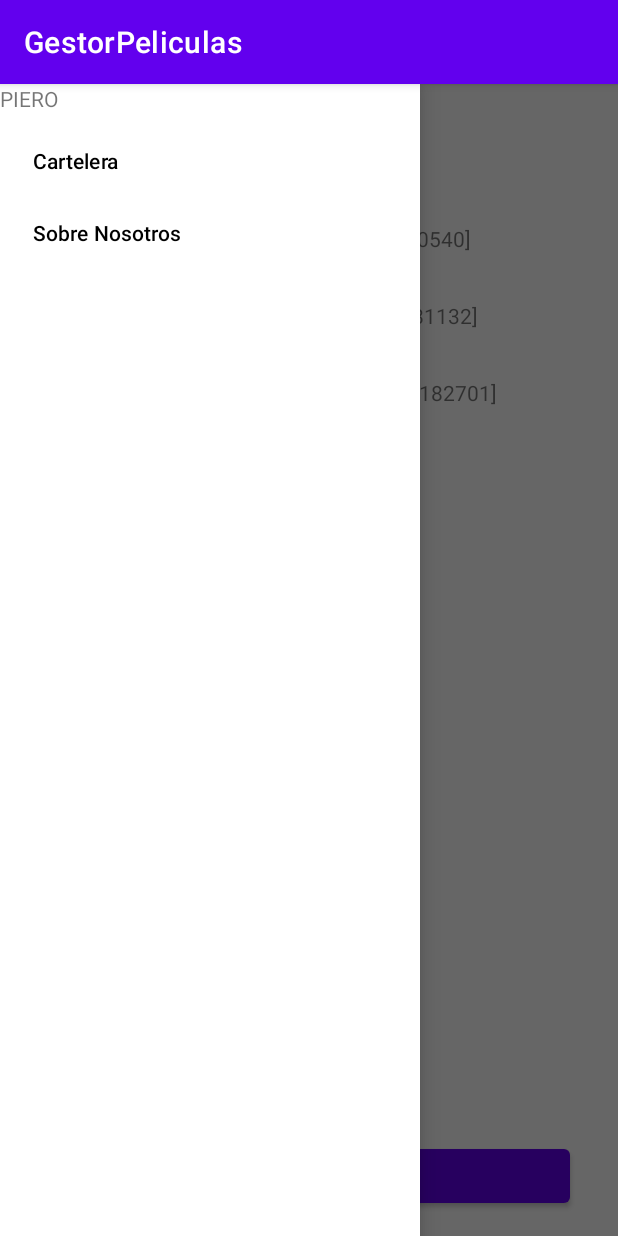
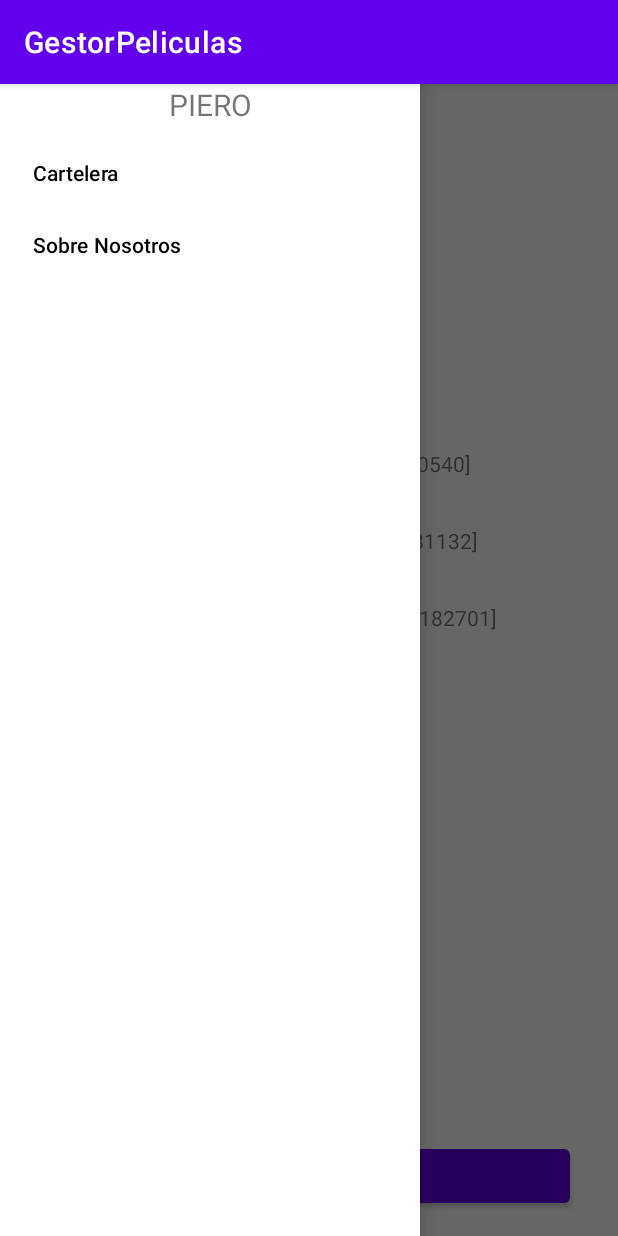
Before and after one commit to piero0090/PC02_Programovil, an Android app: the AboutFragment screen opened directly, with no data from a screen before it, with the side drawer open, on a phone screen of 412 x 824 dp. Run offline under Robolectric (Android 15) with nearby library versions, the phone set to English and light mode, and no system bars.

```diff
--- a/app/src/main/java/com/example/gestorpeliculas/Fragments/AboutFragment.kt
+++ b/app/src/main/java/com/example/gestorpeliculas/Fragments/AboutFragment.kt
@@ -7,15 +7,14 @@ import android.view.SurfaceControl
 import android.view.View
 import android.view.ViewGroup
 import android.widget.Button
+import android.widget.Toast
 import androidx.fragment.app.Fragment
 import androidx.fragment.app.FragmentTransaction
+import com.example.gestorpeliculas.LoginActivity
 import com.example.gestorpeliculas.MainActivity
 import com.example.gestorpeliculas.R
 
 class AboutFragment : Fragment(){
-
-  //  private var btnBackAbout: Button?=null
-    private val gotoSecondFG : Button?=null
 
     override fun onCreateView(
         inflater: LayoutInflater,
@@ -26,5 +25,14 @@ class AboutFragment : Fragment(){
         return inflater.inflate(R.layout.fragment_about, container, false)
     }
 
+    override fun onViewCreated(view: View, savedInstanceState: Bundle?) {
+        super.onViewCreated(view, savedInstanceState)
+        view.findViewById<Button>(R.id.btnRegresar).setOnClickListener{
+            val i: Intent=Intent()
+            i.setClass(requireContext(), LoginActivity::class.java)
+            startActivity(i)
+        }
+    }
+
 
 }
--- a/app/src/main/java/com/example/gestorpeliculas/LoginActivity.kt
+++ b/app/src/main/java/com/example/gestorpeliculas/LoginActivity.kt
@@ -21,7 +21,6 @@ class LoginActivity : Activity(){
         btnLogin?.setOnClickListener{v:View->
             val intent: Intent= Intent()
             intent.setClass(this, MainActivity::class.java)
-
             startActivity(intent)
         }
     }
--- a/app/src/main/res/layout/fragment_about.xml
+++ b/app/src/main/res/layout/fragment_about.xml
@@ -31,7 +31,7 @@
         android:id="@+id/textView6"
         android:layout_width="wrap_content"
         android:layout_height="wrap_content"
-        android:layout_marginTop="50dp"
+        android:layout_marginTop="200dp"
         android:text="Piero Cuzcano Tequén [20180540]"
         app:layout_constraintEnd_toEndOf="parent"
         app:layout_constraintStart_toStartOf="parent"
--- a/app/src/main/res/layout/header_layout.xml
+++ b/app/src/main/res/layout/header_layout.xml
@@ -1,11 +1,19 @@
 <?xml version="1.0" encoding="utf-8"?>
 <androidx.constraintlayout.widget.ConstraintLayout xmlns:android="http://schemas.android.com/apk/res/android"
+    xmlns:app="http://schemas.android.com/apk/res-auto"
+    xmlns:tools="http://schemas.android.com/tools"
     android:layout_width="match_parent"
     android:layout_height="match_parent">
 
+
     <TextView
-        android:layout_width="match_parent"
-        android:layout_height="match_parent"
-        android:text="PIERO"/>
-
+        android:id="@+id/textView10"
+        android:layout_width="wrap_content"
+        android:layout_height="wrap_content"
+        android:text="PIERO"
+        android:textSize="20sp"
+        app:layout_constraintBottom_toBottomOf="parent"
+        app:layout_constraintEnd_toEndOf="parent"
+        app:layout_constraintStart_toStartOf="parent"
+        app:layout_constraintTop_toTopOf="parent" />
 </androidx.constraintlayout.widget.ConstraintLayout>
```
